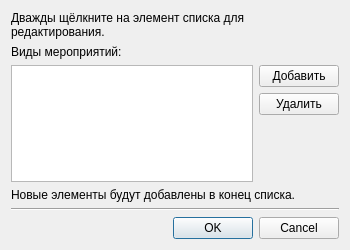
Before: the Qt Designer form app/ui/dialogs/events_type_manager.ui in NTO-2nd-stage-ABP/ccms, drawn with Qt 5.
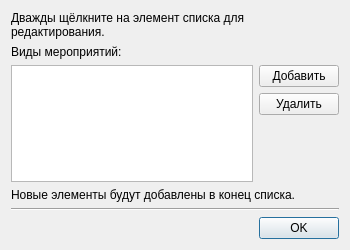
After: the same form once the commit is applied.

Commit message: Remove not involved button

What changed in the file:
```diff
--- a/app/ui/dialogs/events_type_manager.ui
+++ b/app/ui/dialogs/events_type_manager.ui
@@ -89,7 +89,7 @@
       <enum>Qt::Horizontal</enum>
      </property>
      <property name="standardButtons">
-      <set>QDialogButtonBox::Cancel|QDialogButtonBox::Ok</set>
+      <set>QDialogButtonBox::Ok</set>
      </property>
     </widget>
    </item>
```
